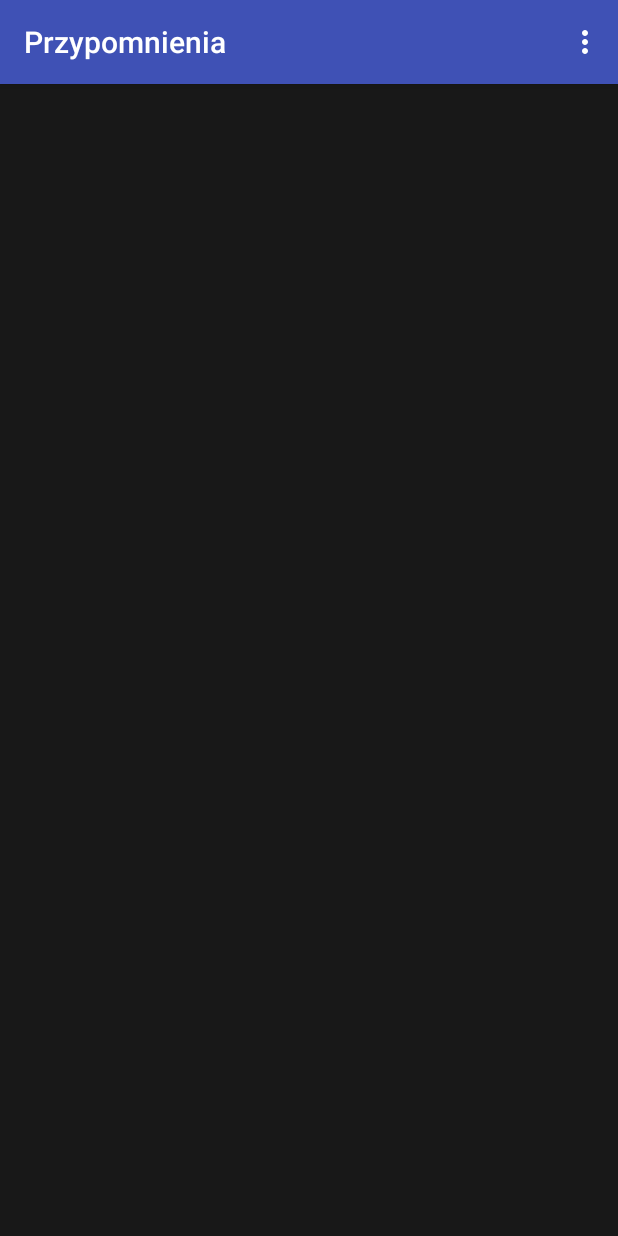
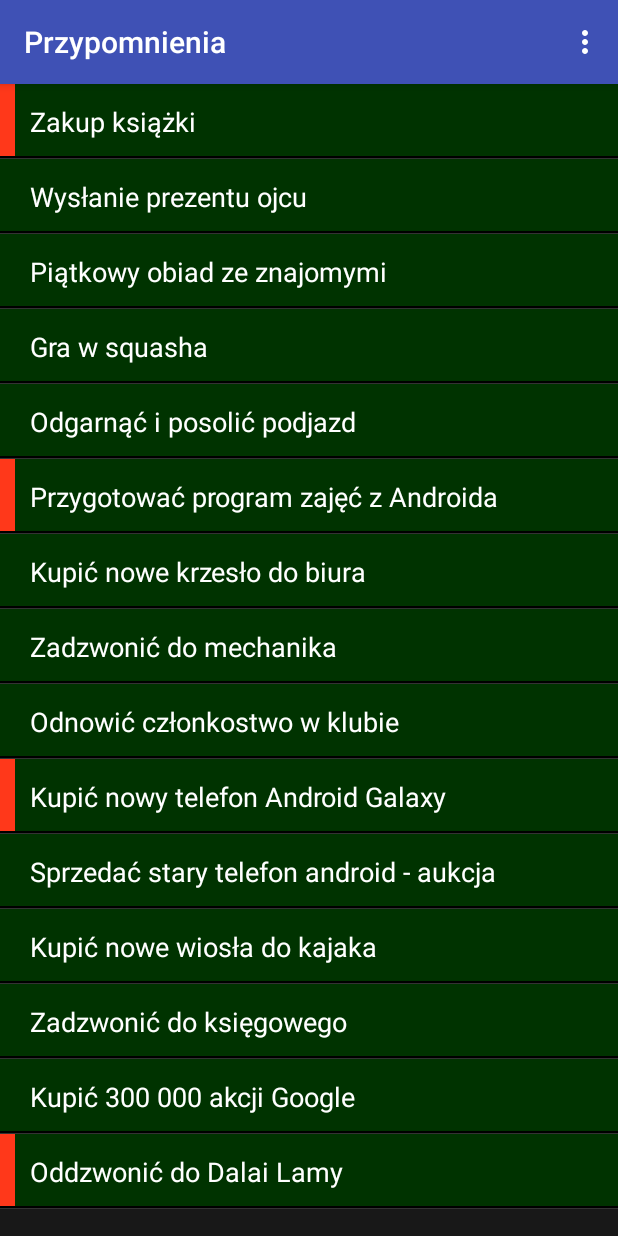
Before and after one commit to MartaPiatek/Reminders, an Android app: the screen it shows after launch (RemindersActivity), on a phone screen of 412 x 824 dp. Run offline under Robolectric (Android 15) with nearby library versions, the phone set to English and light mode, and no system bars.

Commit message:
Dodanie przykładowych przypomnień

```diff
--- a/app/src/main/java/pl/martapiatek/reminders/RemindersActivity.java
+++ b/app/src/main/java/pl/martapiatek/reminders/RemindersActivity.java
@@ -23,6 +23,14 @@ public class RemindersActivity extends AppCompatActivity {
         mListView.setDivider(null);
         mDbAdapter = new RemindersDbAdapter(this);
         mDbAdapter.open();
+        if(savedInstanceState == null){
+            //wyczyść wszystkie dane
+            mDbAdapter.deleteAllReminders();
+            //dodaj przykładowe dane
+            insertSomeReminders();
+
+
+        }
 
         Cursor cursor = mDbAdapter.fetchAllReminders();
         // z kolumn zdefiniowanych w bazie danych
@@ -67,6 +75,10 @@ public class RemindersActivity extends AppCompatActivity {
 */
     }
 
+    private void insertSomeReminders(String name, boolean important) {
+        mDbAdapter.createReminder(name, important);
+    }
+
     @Override
     public boolean onCreateOptionsMenu(Menu menu) {
         // Inflate the menu; this adds items to the action bar if it is present.
@@ -88,5 +100,21 @@ public class RemindersActivity extends AppCompatActivity {
                 return false;
         }
     }
-
+    private void insertSomeReminders() {
+        mDbAdapter.createReminder("Zakup książki", true);
+        mDbAdapter.createReminder("Wysłanie prezentu ojcu", false);
+        mDbAdapter.createReminder("Piątkowy obiad ze znajomymi", false);
+        mDbAdapter.createReminder("Gra w squasha", false);
+        mDbAdapter.createReminder("Odgarnąć i posolić podjazd", false);
+        mDbAdapter.createReminder("Przygotować program zajęć z Androida", true);
+        mDbAdapter.createReminder("Kupić nowe krzesło do biura", false);
+        mDbAdapter.createReminder("Zadzwonić do mechanika", false);
+        mDbAdapter.createReminder("Odnowić członkostwo w klubie", false);
+        mDbAdapter.createReminder("Kupić nowy telefon Android Galaxy", true);
+        mDbAdapter.createReminder("Sprzedać stary telefon android - aukcja", false);
+        mDbAdapter.createReminder("Kupić nowe wiosła do kajaka", false);
+        mDbAdapter.createReminder("Zadzwonić do księgowego", false);
+        mDbAdapter.createReminder("Kupić 300 000 akcji Google", false);
+        mDbAdapter.createReminder("Oddzwonić do Dalai Lamy", true);
+    }
 }
```
